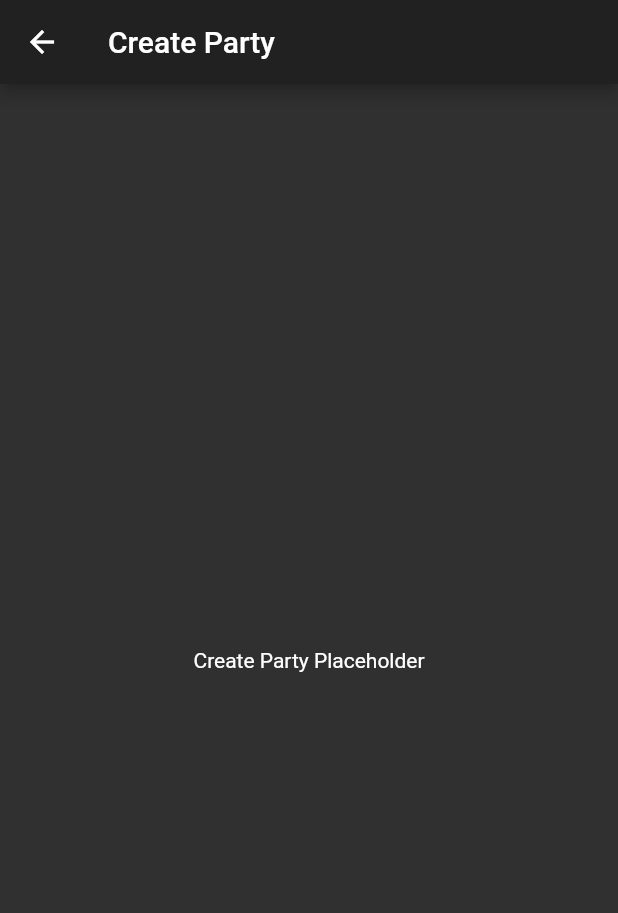
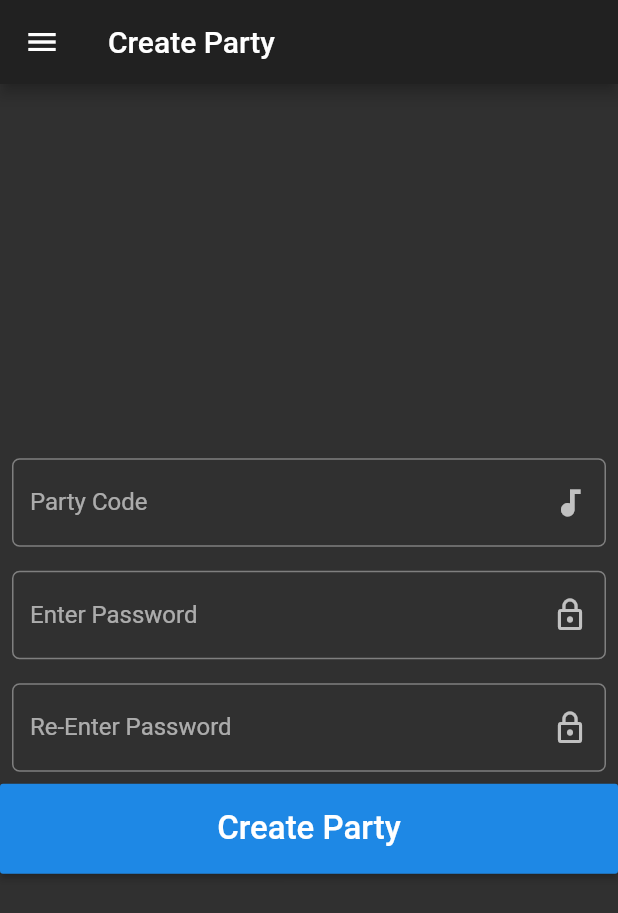
Before and after one commit to cdurth/r3vl_flutter, a Flutter app: the CreateParty screen opened by its route, on a phone screen of 412 x 824 dp. Shown: the top 913 px of the screen. Run offline on Flutter 3.47's test engine with Material 2 defaults, Android fonts, the phone set to English and light mode, and no system bars; our stand-ins replace rxdart; missing offline and left inert: inject.

Commit message:
ui components & cleanup

```diff
--- a/lib/src/blocs/songSearch_bloc.dart
+++ b/lib/src/blocs/songSearch_bloc.dart
@@ -1,7 +1,6 @@
 import '../resources/repository.dart';
 import 'package:rxdart/rxdart.dart';
 import '../models/youtube_autocomplete_model.dart';
-import '../models/item_model.dart';
 import 'package:inject/inject.dart';
 import 'bloc_base.dart';
 
--- /dev/null
+++ b/lib/src/ui/components/ButtonComponents.dart
@@ -0,0 +1,31 @@
+import 'package:flutter/material.dart';
+
+class FullWidthButton extends StatelessWidget {
+  final String text;
+  final Function onPressed;
+  final TextStyle style;
+  final Color buttonColor;
+
+  static const  TextStyle defaultStyle = TextStyle(
+    fontSize: 22.0,
+  );
+
+  FullWidthButton({this.text, this.onPressed, this.style = defaultStyle, this.buttonColor});
+
+  @override
+  Widget build(BuildContext context) {
+    return Container(
+      color: Colors.transparent,
+      width: MediaQuery.of(context).size.width,
+      height: 60,
+      child: RaisedButton(
+        color: this.buttonColor,
+        onPressed:this.onPressed,
+        child: Text(
+          this.text,
+          style:this.style
+        ),
+    ),
+    );
+  }
+}
--- /dev/null
+++ b/lib/src/ui/components/InputComponent.dart
@@ -0,0 +1,32 @@
+import 'package:flutter/material.dart';
+
+class InputComponent extends StatelessWidget {
+  final String labelText;
+  final String hintText;
+  final IconData icon;
+  final TextEditingController controller;
+  final Function onChanged;
+  final bool isPassword;
+
+  InputComponent({this.labelText, this.hintText, this.icon, this.controller, this.onChanged, this.isPassword = false});
+
+  @override
+  Widget build(BuildContext context){
+    return Padding(
+      padding: const EdgeInsets.all(8.0),
+      child: TextField(
+        onChanged: (value) {
+          this.onChanged(value);
+        },
+        obscureText: this.isPassword,
+        controller: this.controller,
+        decoration: InputDecoration(
+            labelText: this.labelText,
+            hintText: this.hintText,
+            suffixIcon: Icon(this.icon),
+            border: OutlineInputBorder(
+                borderRadius: BorderRadius.all(Radius.circular(5.0)))),
+      ),
+    );
+  }
+}
--- a/lib/src/ui/createParty.dart
+++ b/lib/src/ui/createParty.dart
@@ -1,13 +1,39 @@
 import 'package:flutter/material.dart';
+import 'package:my_movies/src/ui/components/myDrawer.dart';
+
+import 'components/InputComponent.dart';
+import 'components/ButtonComponents.dart';
 
 class CreateParty extends StatelessWidget {
   @override
   Widget build(BuildContext context) {
     return Scaffold(
-        appBar: AppBar(
-          title: Text('Create Party'),
-        ),
-        body: Center(child: Text('Create Party Placeholder'))
+      appBar: AppBar(
+        title: Text('Create Party'),
+      ),
+      body: Center(
+          child: Column(
+              mainAxisAlignment: MainAxisAlignment.center,
+              crossAxisAlignment: CrossAxisAlignment.center,
+              children: <Widget>[
+            InputComponent(
+                labelText: "Party Code",
+                hintText: "Enter a party code!",
+                icon: Icons.audiotrack),
+            InputComponent(
+                labelText: "Enter Password",
+                hintText: "Enter admin password",
+                icon: Icons.lock_outline,
+                isPassword: true),
+            InputComponent(
+                labelText: "Re-Enter Password",
+                hintText: "Enter a party code!",
+                icon: Icons.lock_outline,
+                isPassword: true),
+          FullWidthButton(text: 'Create Party', onPressed: (){},)
+          ])),
+      drawer: MyDrawer(),
     );
   }
 }
+//
--- a/lib/src/ui/home.dart
+++ b/lib/src/ui/home.dart
@@ -1,5 +1,5 @@
 import 'package:flutter/material.dart';
-import 'myDrawer.dart';
+import 'package:my_movies/src/ui/components/myDrawer.dart';
 
 class Home extends StatelessWidget {
   final String title;
--- a/lib/src/ui/joinParty.dart
+++ b/lib/src/ui/joinParty.dart
@@ -1,15 +1,28 @@
 import 'package:flutter/material.dart';
-import 'myDrawer.dart';
+import 'package:my_movies/src/ui/components/myDrawer.dart';
+
+import 'components/InputComponent.dart';
+import 'components/ButtonComponents.dart';
 
 class JoinParty extends StatelessWidget {
   @override
   Widget build(BuildContext context) {
     return Scaffold(
-        appBar: AppBar(
-          title: Text('Join Party'),
-        ),
-        body: Center(child: Text('Join Party Placeholder')),
-        drawer: MyDrawer(),
+      appBar: AppBar(
+        title: Text('Join Party'),
+      ),
+      body: Center(
+          child: Column(
+              mainAxisAlignment: MainAxisAlignment.center,
+              crossAxisAlignment: CrossAxisAlignment.center,
+              children: <Widget>[
+                InputComponent(
+                    labelText: "Party Code",
+                    hintText: "Enter a party code!",
+                    icon: Icons.audiotrack),
+                FullWidthButton(text: 'Join Party', onPressed: (){}, buttonColor: Colors.red, )
+              ])),
+      drawer: MyDrawer(),
     );
   }
 }
--- a/lib/src/ui/songSearch.dart
+++ b/lib/src/ui/songSearch.dart
@@ -1,9 +1,9 @@
-import 'dart:async';
-
 import 'package:flutter/material.dart';
 import '../blocs/songSearch_bloc.dart';
 
 import '../models/youtube_autocomplete_model.dart';
+
+import 'components/InputComponent.dart';
 
 class SongSearch extends StatefulWidget {
   final SongSearchBloc _bloc;
@@ -48,21 +48,7 @@ class SongSearchState extends State<SongSearch> {
       body: Container(
         child: Column(
           children: <Widget>[
-            Padding(
-              padding: const EdgeInsets.all(8.0),
-              child: TextField(
-                onChanged: (value) {
-                  this.fetchSuggestions(value);
-                },
-                controller: editingController,
-                decoration: InputDecoration(
-                    labelText: "Search",
-                    hintText: "Search",
-                    suffixIcon: Icon(Icons.search),
-                    border: OutlineInputBorder(
-                        borderRadius: BorderRadius.all(Radius.circular(5.0)))),
-              ),
-            ),
+            InputComponent(labelText: 'Search', hintText: 'Search', icon: Icons.search, controller: editingController, onChanged: (value) => this.fetchSuggestions(value),),
             StreamBuilder(
               stream: widget._bloc.suggestions,
               builder:
```
Also changed, not shown: lib/src/ui/components/myDrawer.dart (renamed from lib/src/ui/myDrawer.dart).
